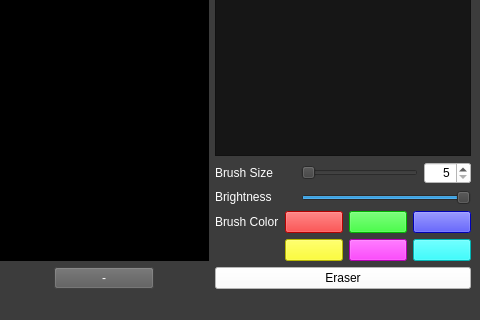
bruceHun/pythonImageEditor, file mainwindow.ui: the form before one commit; both pictures show x 481 to 961 and y 213 to 533 of the 961 by 533 pixel window.
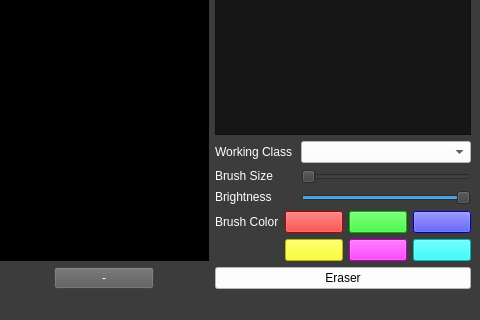
The form after the commit.

Commit message: multi-class support (WIP)

Patch:
```diff
--- a/mainwindow.ui
+++ b/mainwindow.ui
@@ -43,8 +43,8 @@
        </widget>
       </item>
       <item>
-       <layout class="QHBoxLayout" name="BrushSizePanel">
-        <item>
+       <layout class="QFormLayout" name="formLayout_2">
+        <item row="1" column="0">
          <widget class="QLabel" name="labelBrushSize">
           <property name="sizePolicy">
            <sizepolicy hsizetype="Fixed" vsizetype="Fixed">
@@ -66,7 +66,7 @@
           </property>
          </widget>
         </item>
-        <item>
+        <item row="1" column="1">
          <widget class="QSlider" name="BrushSizeSlider">
           <property name="sizePolicy">
            <sizepolicy hsizetype="Expanding" vsizetype="Fixed">
@@ -91,36 +91,24 @@
           </property>
          </widget>
         </item>
-        <item>
-         <widget class="QSpinBox" name="BrushSizeSpinBox">
-          <property name="sizePolicy">
-           <sizepolicy hsizetype="Fixed" vsizetype="Fixed">
-            <horstretch>0</horstretch>
-            <verstretch>0</verstretch>
-           </sizepolicy>
+        <item row="0" column="0">
+         <widget class="QLabel" name="labelCurrClass">
+          <property name="styleSheet">
+           <string notr="true">color: rgb(255, 255, 255);</string>
           </property>
-          <property name="layoutDirection">
-           <enum>Qt::LeftToRight</enum>
+          <property name="text">
+           <string>Working Class</string>
           </property>
+         </widget>
+        </item>
+        <item row="0" column="1">
+         <widget class="QComboBox" name="comboBox">
           <property name="styleSheet">
            <string notr="true">background-color: rgb(255, 255, 255);</string>
           </property>
-          <property name="alignment">
-           <set>Qt::AlignRight|Qt::AlignTrailing|Qt::AlignVCenter</set>
-          </property>
-          <property name="minimum">
-           <number>5</number>
-          </property>
-          <property name="maximum">
-           <number>600</number>
-          </property>
          </widget>
         </item>
-       </layout>
-      </item>
-      <item>
-       <layout class="QHBoxLayout" name="ImageBrightnessPanel">
-        <item>
+        <item row="2" column="0">
          <widget class="QLabel" name="Brightnesslabel">
           <property name="sizePolicy">
            <sizepolicy hsizetype="Fixed" vsizetype="Fixed">
@@ -142,7 +130,7 @@
           </property>
          </widget>
         </item>
-        <item>
+        <item row="2" column="1">
          <widget class="QSlider" name="brightnessSlider">
           <property name="maximum">
            <number>100</number>
@@ -160,6 +148,9 @@
         </item>
        </layout>
       </item>
+      <item>
+       <layout class="QHBoxLayout" name="ImageBrightnessPanel"/>
+      </item>
       <item>
        <layout class="QGridLayout" name="BrushColorPanel">
         <item row="1" column="0">
```
The commit also changes 4 other files.
